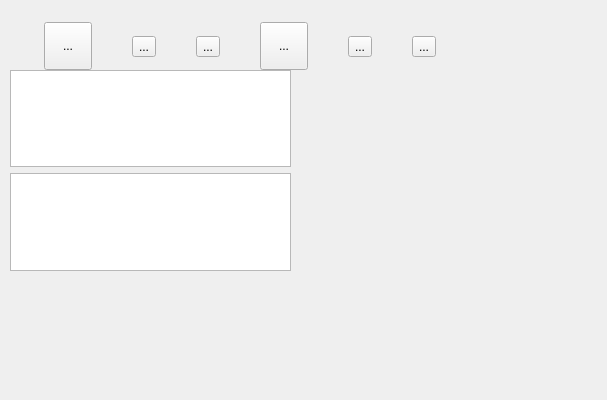
Before: the Qt Designer form pageplay.ui in free6d1823/qrobot, drawn with Qt 5.
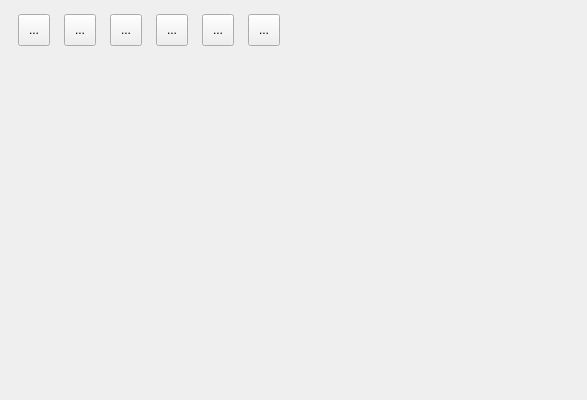
After: the same form once the commit is applied. Icons and pictures are not drawn.

Diff of the .ui file:
```diff
--- a/pageplay.ui
+++ b/pageplay.ui
@@ -6,7 +6,7 @@
    <rect>
     <x>0</x>
     <y>0</y>
-    <width>607</width>
+    <width>587</width>
     <height>400</height>
    </rect>
   </property>
@@ -19,31 +19,13 @@
   <property name="windowTitle">
    <string>Form</string>
   </property>
-  <widget class="QWidget" name="verticalLayoutWidget">
-   <property name="geometry">
-    <rect>
-     <x>10</x>
-     <y>70</y>
-     <width>281</width>
-     <height>201</height>
-    </rect>
-   </property>
-   <layout class="QVBoxLayout" name="verticalLayout">
-    <item>
-     <widget class="QListWidget" name="listWidget"/>
-    </item>
-    <item>
-     <widget class="QTableView" name="tableView"/>
-    </item>
-   </layout>
-  </widget>
   <widget class="QWidget" name="horizontalLayoutWidget">
    <property name="geometry">
     <rect>
      <x>10</x>
      <y>10</y>
-     <width>464</width>
-     <height>73</height>
+     <width>281</width>
+     <height>41</height>
     </rect>
    </property>
    <layout class="QHBoxLayout" name="horizontalLayout">
@@ -51,8 +33,8 @@
      <widget class="QToolButton" name="btnSlow">
       <property name="minimumSize">
        <size>
-        <width>48</width>
-        <height>48</height>
+        <width>32</width>
+        <height>32</height>
        </size>
       </property>
       <property name="text">
@@ -64,8 +46,8 @@
       </property>
       <property name="iconSize">
        <size>
-        <width>64</width>
-        <height>64</height>
+        <width>32</width>
+        <height>32</height>
        </size>
       </property>
       <property name="checkable">
@@ -75,6 +57,12 @@
     </item>
     <item>
      <widget class="QToolButton" name="btnFast">
+      <property name="minimumSize">
+       <size>
+        <width>32</width>
+        <height>32</height>
+       </size>
+      </property>
       <property name="text">
        <string>...</string>
       </property>
@@ -84,8 +72,8 @@
       </property>
       <property name="iconSize">
        <size>
-        <width>64</width>
-        <height>64</height>
+        <width>32</width>
+        <height>32</height>
        </size>
       </property>
       <property name="checkable">
@@ -95,6 +83,12 @@
     </item>
     <item>
      <widget class="QToolButton" name="btnHome">
+      <property name="minimumSize">
+       <size>
+        <width>32</width>
+        <height>32</height>
+       </size>
+      </property>
       <property name="text">
        <string>...</string>
       </property>
@@ -104,8 +98,8 @@
       </property>
       <property name="iconSize">
        <size>
-        <width>64</width>
-        <height>64</height>
+        <width>32</width>
+        <height>32</height>
        </size>
       </property>
       <property name="checkable">
@@ -117,8 +111,8 @@
      <widget class="QToolButton" name="btnBegin">
       <property name="minimumSize">
        <size>
-        <width>48</width>
-        <height>48</height>
+        <width>32</width>
+        <height>32</height>
        </size>
       </property>
       <property name="text">
@@ -130,8 +124,8 @@
       </property>
       <property name="iconSize">
        <size>
-        <width>64</width>
-        <height>64</height>
+        <width>32</width>
+        <height>32</height>
        </size>
       </property>
       <property name="checkable">
@@ -141,6 +135,12 @@
     </item>
     <item>
      <widget class="QToolButton" name="btnPlay">
+      <property name="minimumSize">
+       <size>
+        <width>32</width>
+        <height>32</height>
+       </size>
+      </property>
       <property name="text">
        <string>...</string>
       </property>
@@ -150,8 +150,8 @@
       </property>
       <property name="iconSize">
        <size>
-        <width>64</width>
-        <height>64</height>
+        <width>32</width>
+        <height>32</height>
        </size>
       </property>
       <property name="checkable">
@@ -161,6 +161,12 @@
     </item>
     <item>
      <widget class="QToolButton" name="btnPause">
+      <property name="minimumSize">
+       <size>
+        <width>32</width>
+        <height>32</height>
+       </size>
+      </property>
       <property name="text">
        <string>...</string>
       </property>
@@ -170,8 +176,8 @@
       </property>
       <property name="iconSize">
        <size>
-        <width>64</width>
-        <height>64</height>
+        <width>32</width>
+        <height>32</height>
        </size>
       </property>
       <property name="checkable">
```
Left out of the diff: 16 changed lines with no effect on the pictures.
